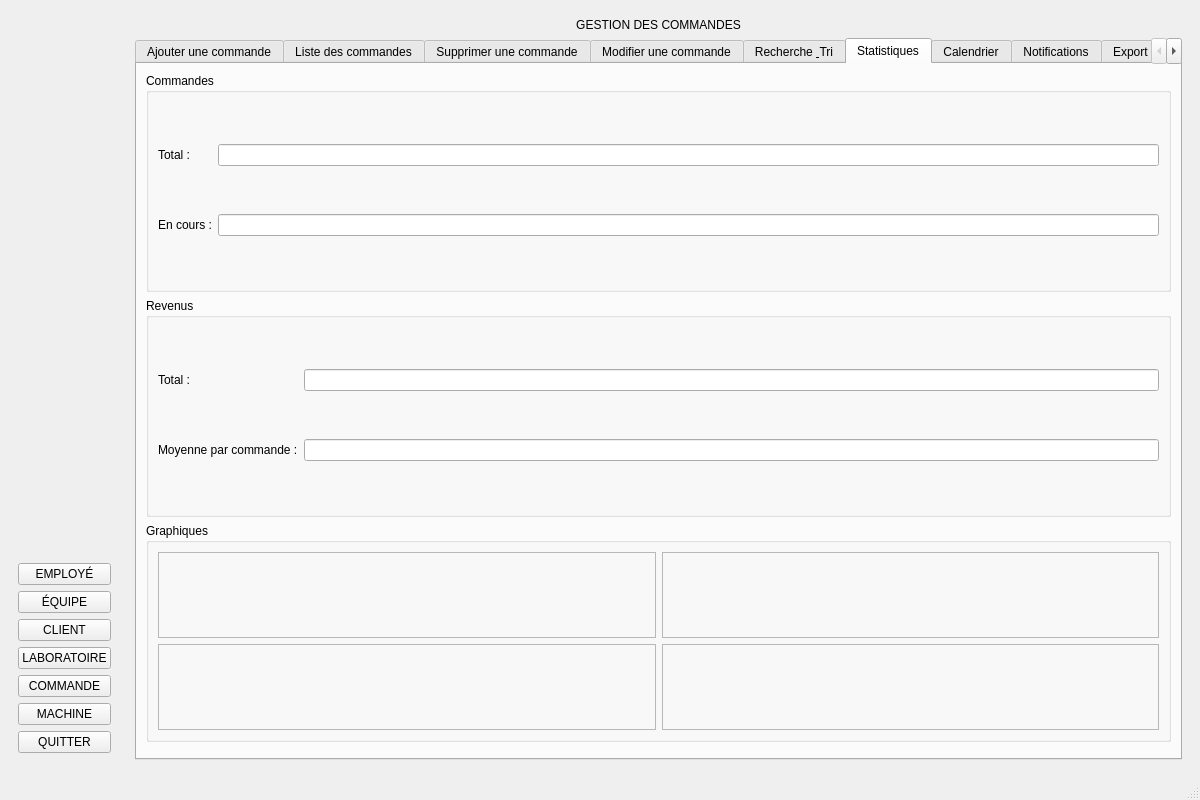
Before: the Qt Designer form mainwindow.ui in Esprit-UP-Algo/projetcpp2526-s2-2a12-smart-oil-press, drawn with Qt 5.
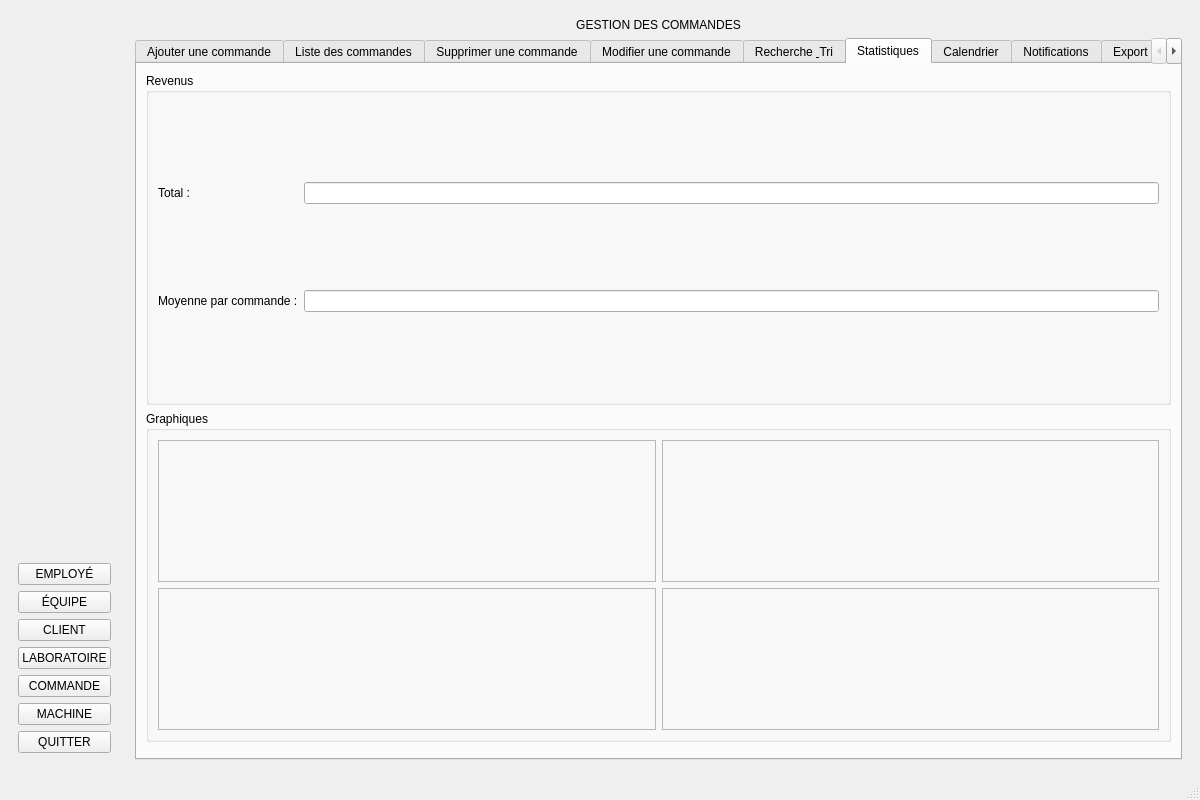
After: the same form once the commit is applied. The open tabs and pages were chosen to show the change. Icons and pictures are not drawn.

Commit message: mettre a jour

The edit to the form file:
```diff
--- a/mainwindow.ui
+++ b/mainwindow.ui
@@ -5586,43 +5586,7 @@
                                     <string>Statistiques</string>
                                   </attribute>
                                   <layout class="QVBoxLayout" name="vertical_statistiques_cmd">
-                                    <item>
-                                      <widget class="QGroupBox" name="groupCommandes">
-                                        <property name="title">
-                                          <string>Commandes</string>
-                                        </property>
-                                        <layout class="QGridLayout" name="gridStatCommandes">
-                                          <item row="0" column="0">
-                                            <widget class="QLabel" name="labelTotalCmd">
-                                              <property name="text">
-                                                <string>Total :</string>
-                                              </property>
-                                            </widget>
-                                          </item>
-                                          <item row="0" column="1">
-                                            <widget class="QLineEdit" name="lineTotalCmd">
-                                              <property name="readOnly">
-                                                <bool>true</bool>
-                                              </property>
-                                            </widget>
-                                          </item>
-                                          <item row="1" column="0">
-                                            <widget class="QLabel" name="labelEnAttenteCmd">
-                                              <property name="text">
-                                                <string>En cours :</string>
-                                              </property>
-                                            </widget>
-                                          </item>
-                                          <item row="1" column="1">
-                                            <widget class="QLineEdit" name="lineEnAttenteCmd">
-                                              <property name="readOnly">
-                                                <bool>true</bool>
-                                              </property>
-                                            </widget>
-                                          </item>
-                                        </layout>
-                                      </widget>
-                                    </item>
+                                   
                                     <item>
                                       <widget class="QGroupBox" name="groupRevenue">
                                         <property name="title">
```
The commit also changes 1 other file.
